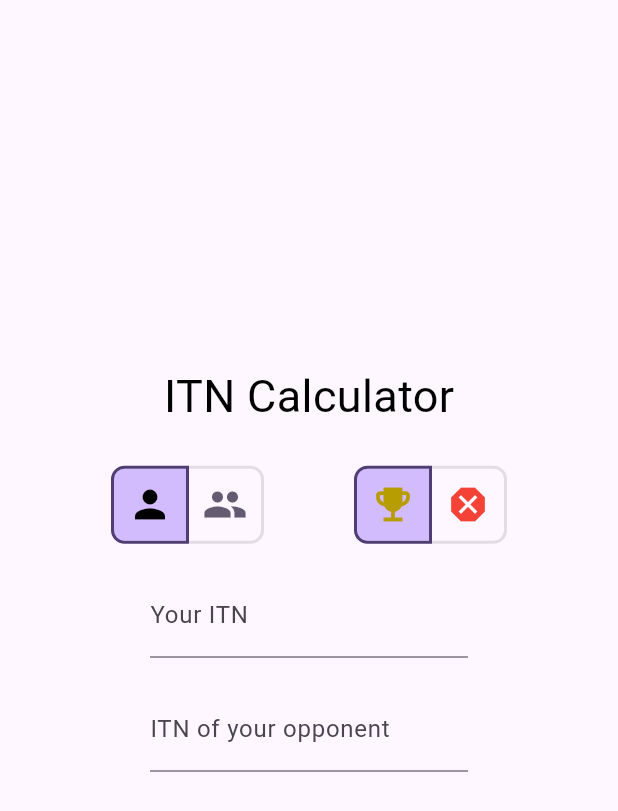
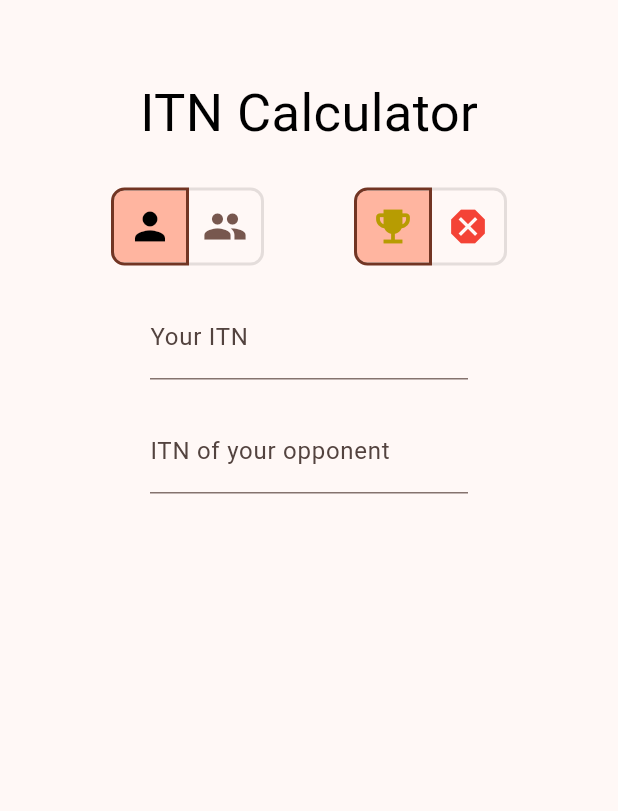
Before and after one commit to icqun/itn-calculator, a Flutter app: the ITNCalculatorPage widget shown alone on an empty page, opened directly, on a phone screen of 412 x 824 dp. Shown: the top 811 px of the screen. Run offline on Flutter 3.47's test engine with Material 3 defaults, Android fonts, the phone set to English and light mode, and no system bars.

Commit message:
fix: make the pages scrollable
- change color scheme to deep orange

- change font sizes of header and itn change

```diff
--- a/itn_calculator_flutter_app/lib/main.dart
+++ b/itn_calculator_flutter_app/lib/main.dart
@@ -33,7 +33,7 @@ class MyApp extends StatelessWidget {
         title: 'ITN Calculator',
         theme: ThemeData(
           useMaterial3: true,
-          colorScheme: ColorScheme.fromSeed(seedColor: Colors.deepPurple),
+          colorScheme: ColorScheme.fromSeed(seedColor: Colors.deepOrange),
         ),
         home: MyHomePage(),
       ),
@@ -145,9 +145,13 @@ class _MyHomePageState extends State<MyHomePage> {
             ),
             child: BackdropFilter(
               filter: ImageFilter.blur(sigmaX: 10.0, sigmaY: 10.0),
-              child: Column(
+              child: Center(
+                child: ListView(shrinkWrap: true, children: [
+                  Column(
                     mainAxisAlignment: MainAxisAlignment.center,
                     children: [page],
+                  ),
+                ]),
               ),
             )),
       );
@@ -169,7 +173,7 @@ class WelcomeHomePage extends StatelessWidget {
                   child: Padding(
                     padding: const EdgeInsets.all(20),
                     child: Text(
-                      "Welcome to ITN Calculator",
+                      'Welcome to ITN Calculator',
                       style: TextStyle(
                         color: Colors.black,
                         fontSize: 30.0,
@@ -192,11 +196,8 @@ class _ITNCalculatorPageState extends State<ITNCalculatorPage> {
   Widget build(BuildContext context) {
     var appState = context.watch<MyAppState>();
 
-    return Align(
-      alignment: Alignment.center,
-      child: SingleChildScrollView(
-        child: Padding(
-          padding: const EdgeInsets.fromLTRB(50, 0, 50, 0),
+    return Padding(
+      padding: const EdgeInsets.fromLTRB(50, 20, 50, 20),
       child: ColoredBox(
           color: Theme.of(context).cardColor.withOpacity(0.5),
           child: Column(
@@ -204,8 +205,8 @@ class _ITNCalculatorPageState extends State<ITNCalculatorPage> {
             children: [
               SizedBox(height: 30),
               Text(
-                    "ITN Calculator",
-                    style: TextStyle(color: Colors.black, fontSize: 30.0),
+                'ITN Calculator',
+                style: TextStyle(color: Colors.black, fontSize: 35.0),
               ),
               SizedBox(height: 25),
               Row(
@@ -216,18 +217,15 @@ class _ITNCalculatorPageState extends State<ITNCalculatorPage> {
                     onPressed: (int index) {
                       setState(() {
                         // The button that is tapped is set to true, and the others to false.
-                            for (int i = 0;
-                                i < appState.selectedMode.length;
-                                i++) {
+                        for (int i = 0; i < appState.selectedMode.length; i++) {
                           appState.selectedMode[i] = i == index;
                         }
 
-                            appState.calculateItnChange(
-                                appState.selectedSuccess[0]);
+                        appState
+                            .calculateItnChange(appState.selectedSuccess[0]);
                       });
                     },
-                        borderRadius:
-                            const BorderRadius.all(Radius.circular(8)),
+                    borderRadius: const BorderRadius.all(Radius.circular(8)),
                     selectedBorderColor:
                         Theme.of(context).colorScheme.onPrimaryContainer,
                     selectedColor: Colors.black,
@@ -249,12 +247,11 @@ class _ITNCalculatorPageState extends State<ITNCalculatorPage> {
                           appState.selectedSuccess[i] = i == index;
                         }
 
-                            appState.calculateItnChange(
-                                appState.selectedSuccess[0]);
+                        appState
+                            .calculateItnChange(appState.selectedSuccess[0]);
                       });
                     },
-                        borderRadius:
-                            const BorderRadius.all(Radius.circular(8)),
+                    borderRadius: const BorderRadius.all(Radius.circular(8)),
                     selectedBorderColor:
                         Theme.of(context).colorScheme.onPrimaryContainer,
                     fillColor: Theme.of(context).colorScheme.inversePrimary,
@@ -312,7 +309,7 @@ class _ITNCalculatorPageState extends State<ITNCalculatorPage> {
               SizedBox(height: 20),
               Text(
                   style: TextStyle(
-                          fontSize: 40,
+                      fontSize: 35,
                       color: appState.selectedSuccess[0]
                           ? Colors.green
                           : Colors.red),
@@ -324,8 +321,6 @@ class _ITNCalculatorPageState extends State<ITNCalculatorPage> {
               SizedBox(height: 20),
             ],
           )),
-        ),
-      ),
     );
   }
 
@@ -344,7 +339,7 @@ class _ITNCalculatorPageState extends State<ITNCalculatorPage> {
       ],
       autovalidateMode: AutovalidateMode.always,
       validator: (value) {
-        double itn = double.tryParse(value ?? "") ?? 0;
+        double itn = double.tryParse(value ?? '') ?? 0;
         return itn >= minItn && itn <= maxItn || value == ''
             ? null
             : 'Invalid value';
```
Lines whose indentation alone changed are shown as unchanged.
